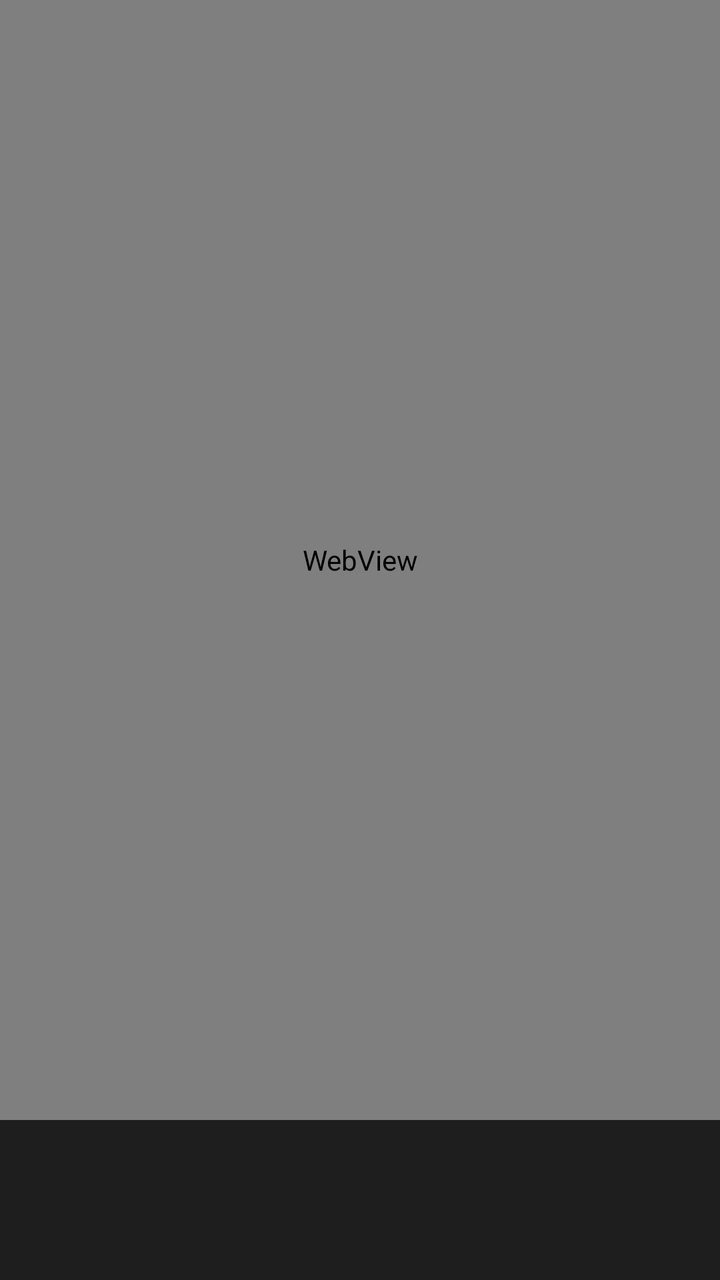
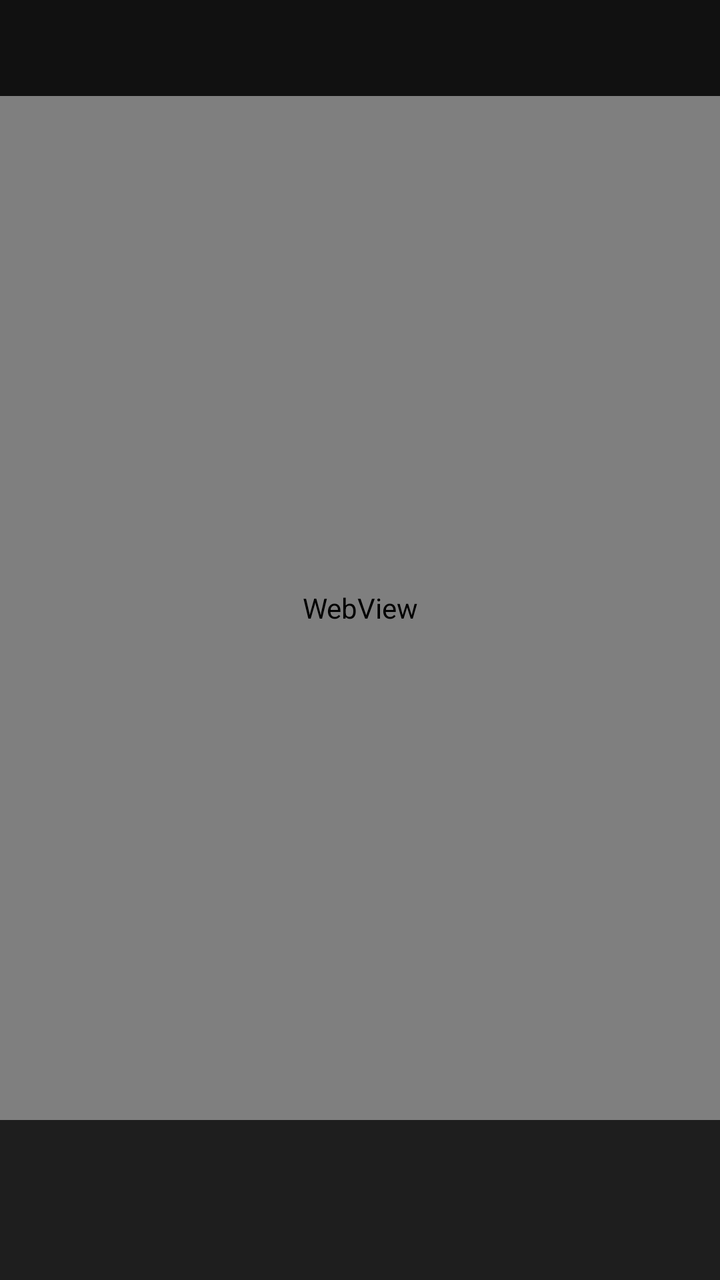

Two renders of the same Android screen: before a commit and after it. Below are the layout's source before the change and the commit's diff.
<!-- AndroidManifest.xml: application theme Theme.Amigo -->
<!-- res/layout/activity_main.xml -->
<?xml version="1.0" encoding="utf-8"?>
<LinearLayout xmlns:android="http://schemas.android.com/apk/res/android"
    android:layout_width="match_parent"
    android:layout_height="match_parent"
    android:orientation="vertical">

    <WebView
        android:id="@+id/webview"
        android:layout_width="match_parent"
        android:layout_height="0dp"
        android:layout_weight="1" />

    <com.google.android.material.bottomnavigation.BottomNavigationView
        android:id="@+id/bottom_nav"
        android:layout_width="match_parent"
        android:layout_height="wrap_content"
        android:background="@color/card" />

</LinearLayout>
<!-- resources referenced by this layout -->
<resources>
  <color name="card">#1e1e1e</color>
  <style name="Theme.Amigo" parent="Theme.Material3.Dark.NoActionBar">
          <item name="colorPrimary">@color/green</item>
          <item name="colorOnPrimary">#ffffff</item>
          <item name="colorPrimaryContainer">#1e5c3a</item>
          <item name="colorSecondary">@color/green</item>
          <item name="android:colorBackground">@color/bg</item>
          <item name="android:navigationBarColor">@color/card</item>
          <item name="android:statusBarColor">@color/bg</item>
          <item name="android:windowLightStatusBar">false</item>
          <item name="bottomNavigationStyle">@style/Widget.Material3.BottomNavigationView</item>
      </style>
  <color name="green">#07C160</color>
  <color name="bg">#111111</color>
</resources>

<!-- the commit's change to res/layout/activity_main.xml (unified diff, before → after) -->
@@ -3,6 +3,13 @@
     android:layout_width="match_parent"
     android:layout_height="match_parent"
     android:orientation="vertical">
+
+    <com.google.android.material.appbar.MaterialToolbar
+        android:id="@+id/toolbar"
+        android:layout_width="match_parent"
+        android:layout_height="48dp"
+        android:background="@color/bg"
+        android:titleTextColor="@color/text" />
 
     <WebView
         android:id="@+id/webview"
<!-- resource entries referenced after the edit -->
@@ -1,6 +1,8 @@
 <!-- resources referenced by this layout -->
 <resources>
+  <color name="bg">#111111</color>
   <color name="card">#1e1e1e</color>
+  <color name="text">#e6e6e6</color>
   <style name="Theme.Amigo" parent="Theme.Material3.Dark.NoActionBar">
           <item name="colorPrimary">@color/green</item>
           <item name="colorOnPrimary">#ffffff</item>
@@ -13,6 +15,5 @@
           <item name="bottomNavigationStyle">@style/Widget.Material3.BottomNavigationView</item>
       </style>
   <color name="green">#07C160</color>
-  <color name="bg">#111111</color>
 </resources>
 
